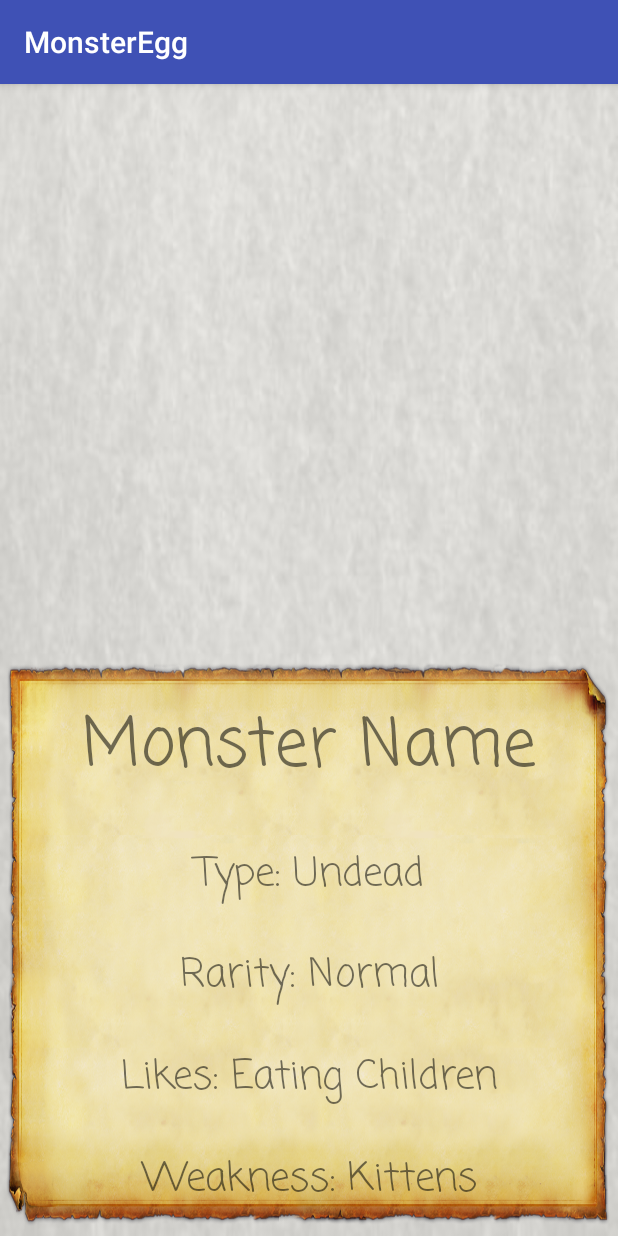
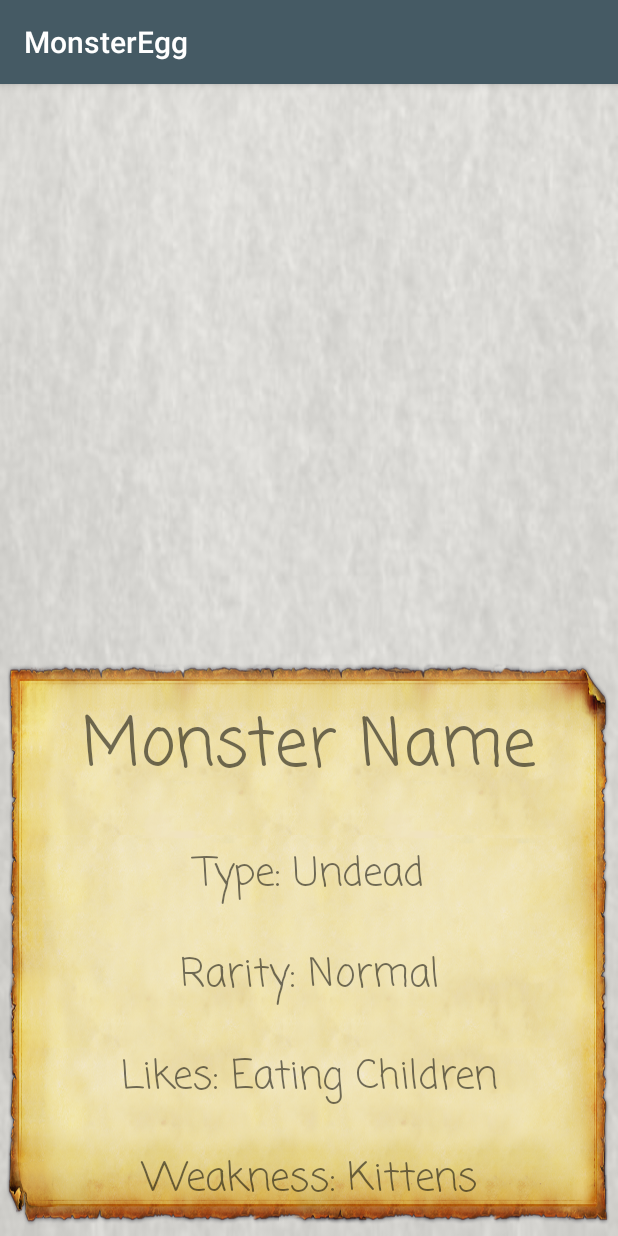
Before and after one commit to rooksoto/MonsterEgg, an Android app: the screen it shows after launch (MainActivity), on a phone screen of 412 x 824 dp. Run offline under Robolectric (Android 15) with nearby library versions, the phone set to English and light mode, and no system bars.

Commit message:
Added dependencies, color values

```diff
--- a/app/build.gradle
+++ b/app/build.gradle
@@ -28,4 +28,6 @@ dependencies {
     testCompile 'junit:junit:4.12'
     compile 'com.android.support:recyclerview-v7:25.0.1'
     compile 'com.android.support:cardview-v7:25.0.1'
+    compile 'com.squareup.picasso:picasso:2.5.2'
+    compile 'nl.qbusict:cupboard:2.1.4'
 }
--- a/app/src/main/res/values/colors.xml
+++ b/app/src/main/res/values/colors.xml
@@ -1,6 +1,6 @@
 <?xml version="1.0" encoding="utf-8"?>
 <resources>
-    <color name="colorPrimary">#3F51B5</color>
-    <color name="colorPrimaryDark">#303F9F</color>
-    <color name="colorAccent">#FF4081</color>
+    <color name="colorPrimary">#455A64</color>
+    <color name="colorPrimaryDark">#263238</color>
+    <color name="colorAccent">#FF3D00</color>
 </resources>
```
